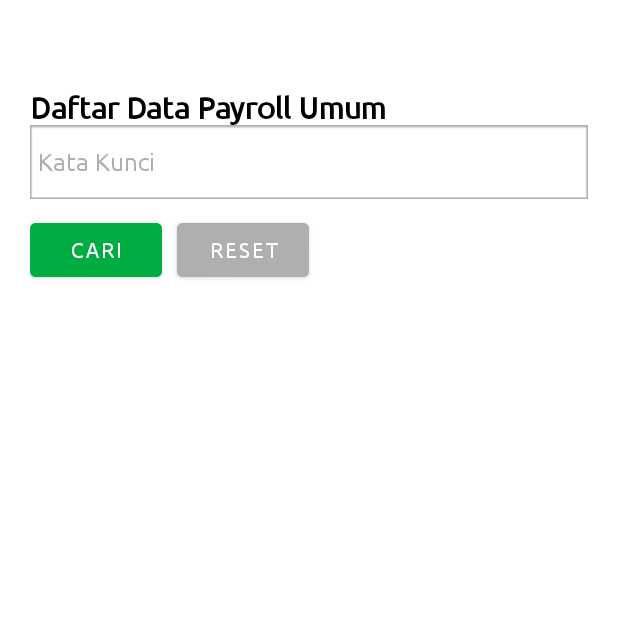
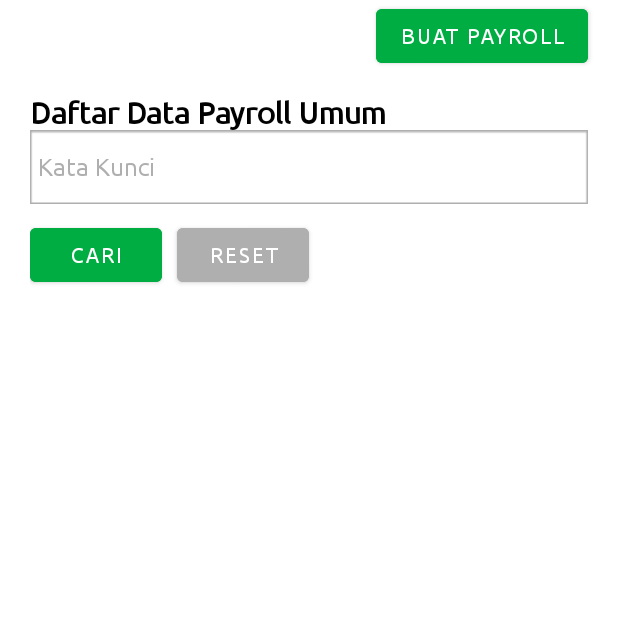
Before and after one commit to ohmantun/CMSMantap, an Android app: the PayrollUmum screen opened directly, with no data from a screen before it, on a phone screen of 412 x 824 dp, the top half of it. Run offline under Robolectric (Android 15) with nearby library versions, the phone set to English and light mode, and no system bars; 1 statement that could not run was skipped.

Commit message:
buat baru

```diff
--- a/app/src/main/AndroidManifest.xml
+++ b/app/src/main/AndroidManifest.xml
@@ -80,6 +80,9 @@
             android:name=".PayrollPensiunan"
             android:exported="false" />
         <activity
+            android:name=".data.BuatBaruPayrollUmum"
+            android:exported="false" />
+        <activity
             android:name=".data.PayrollUmum"
             android:exported="false" />
         <activity
--- a/app/src/main/java/com/example/cmsmantap/PayrollUmum.kt
+++ b/app/src/main/java/com/example/cmsmantap/PayrollUmum.kt
@@ -8,6 +8,7 @@
 import androidx.lifecycle.Observer
 import androidx.lifecycle.ViewModelProvider
 import androidx.recyclerview.widget.LinearLayoutManager
+import com.example.cmsmantap.Beranda
 import com.example.cmsmantap.Payroll
 import com.example.cmsmantap.R
 import com.example.cmsmantap.databinding.ActivityPayrollUmumBinding
@@ -26,6 +27,15 @@
         super.onCreate(savedInstanceState)
         setTheme(R.style.Theme_CMSMantap)
         setContentView(R.layout.activity_main)
+
+        // pindah ke buat baru payroll umum
+        val btnNewPayroll = findViewById<Button>(R.id.btnNewPayrollMaker)
+
+        btnNewPayroll.setOnClickListener {
+            val intent = Intent(this, BuatBaruPayrollUmum::class.java)
+            startActivity(intent)
+        }
+        // end pindah ke buat baru payroll umum
 
         vm = ViewModelProvider(this)[HomeViewModel::class.java]
 
--- a/app/src/main/res/layout/activity_main.xml
+++ b/app/src/main/res/layout/activity_main.xml
@@ -7,11 +7,22 @@
     android:orientation="vertical"
     tools:context=".data.PayrollUmum">
 
+    <Button
+        android:id="@+id/btnNewPayrollMaker"
+        android:layout_width="wrap_content"
+        android:layout_height="48dp"
+        android:layout_alignParentRight="true"
+        android:layout_gravity="right"
+        android:layout_marginRight="20dp"
+        android:backgroundTint="#00AD43"
+        android:enabled="true"
+        android:text="Buat Payroll" />
+
     <RelativeLayout
         android:id="@+id/search_card_transaction"
         android:layout_width="match_parent"
         android:layout_height="wrap_content"
-        android:layout_marginTop="50dp"
+        android:layout_marginTop="5dp"
         android:layout_marginLeft="10dp"
         android:layout_marginBottom="10dp"
         android:layout_marginRight="10dp"
@@ -74,6 +85,8 @@
     <androidx.recyclerview.widget.RecyclerView
         android:id="@+id/rv_home"
         android:layout_width="match_parent"
-        android:layout_height="match_parent" />
+        android:layout_height="match_parent"
+        android:layout_marginLeft="20dp"
+        android:layout_marginRight="20dp"/>
 
 </LinearLayout>
```
Also changed, not shown: app/src/main/java/com/example/cmsmantap/BuatBaruPayrollUmum.kt (added, +29 -0 lines).
